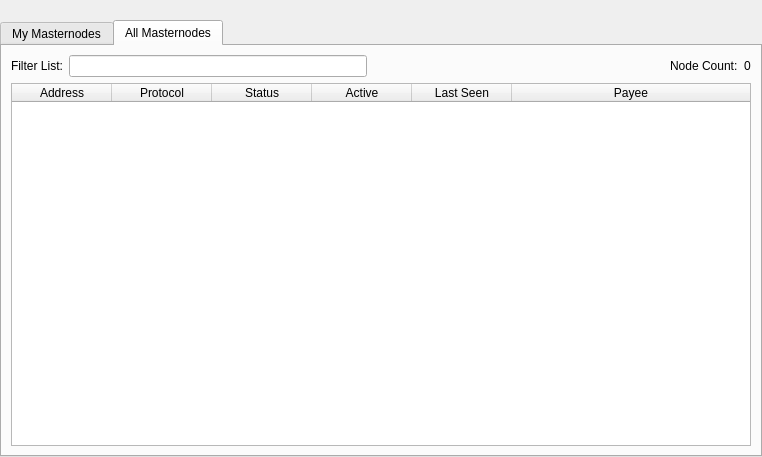
Above: src/qt/forms/masternodelist.ui from THETCR/core before the change. Below: the same form after it.
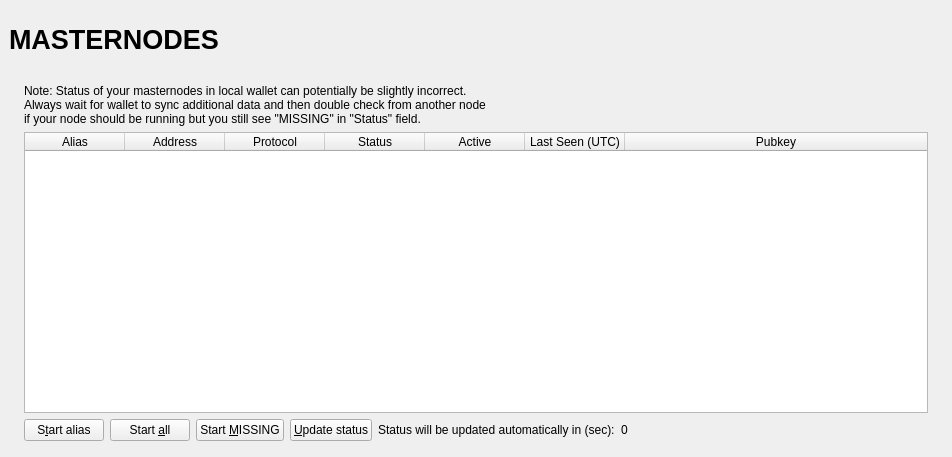
That is the form after the change. The open tabs and pages were chosen to show the change.

Patch:
```diff
--- a/src/qt/forms/masternodelist.ui
+++ b/src/qt/forms/masternodelist.ui
@@ -6,17 +6,37 @@
    <rect>
     <x>0</x>
     <y>0</y>
-    <width>762</width>
+    <width>723</width>
     <height>457</height>
    </rect>
   </property>
   <property name="windowTitle">
    <string>Form</string>
   </property>
-  <layout class="QVBoxLayout" name="topLayout">
+  <layout class="QVBoxLayout" name="topLayout" stretch="0">
    <property name="leftMargin">
+    <number>9</number>
+   </property>
+   <property name="topMargin">
+    <number>9</number>
+   </property>
+   <property name="rightMargin">
+    <number>9</number>
+   </property>
+   <property name="bottomMargin">
+    <number>9</number>
+   </property>
+   <item>
+    <layout class="QVBoxLayout" name="verticalLayout_Master" stretch="0,1">
+     <property name="spacing">
     <number>0</number>
    </property>
+     <item>
+      <widget class="QFrame" name="frame_Header">
+       <layout class="QVBoxLayout" name="verticalLayout_4">
+        <property name="leftMargin">
+         <number>0</number>
+        </property>
    <property name="topMargin">
     <number>0</number>
    </property>
@@ -27,37 +47,121 @@
     <number>0</number>
    </property>
    <item>
+         <layout class="QHBoxLayout" name="horizontalLayout_Header" stretch="1,0,1">
+          <item>
+           <widget class="QLabel" name="labelOverviewHeaderLeft">
+            <property name="minimumSize">
+             <size>
+              <width>464</width>
+              <height>60</height>
+             </size>
+            </property>
+            <property name="maximumSize">
+             <size>
+              <width>16777215</width>
+              <height>60</height>
+             </size>
+            </property>
+            <property name="font">
+             <font>
+              <pointsize>20</pointsize>
+              <weight>75</weight>
+              <bold>true</bold>
+             </font>
+            </property>
+            <property name="text">
+             <string>MASTERNODES</string>
+            </property>
+           </widget>
+          </item>
+          <item>
+           <spacer name="horizontalSpacer">
+            <property name="orientation">
+             <enum>Qt::Horizontal</enum>
+            </property>
+            <property name="sizeHint" stdset="0">
+             <size>
+              <width>40</width>
+              <height>20</height>
+             </size>
+            </property>
+           </spacer>
+          </item>
+          <item>
+           <widget class="QLabel" name="labelOverviewHeaderRight">
+            <property name="minimumSize">
+             <size>
+              <width>464</width>
+              <height>60</height>
+             </size>
+            </property>
+            <property name="maximumSize">
+             <size>
+              <width>16777215</width>
+              <height>60</height>
+             </size>
+            </property>
+            <property name="font">
+             <font>
+              <pointsize>14</pointsize>
+             </font>
+            </property>
+            <property name="text">
+             <string/>
+            </property>
+            <property name="alignment">
+             <set>Qt::AlignRight|Qt::AlignTrailing|Qt::AlignVCenter</set>
+            </property>
+           </widget>
+          </item>
+         </layout>
+        </item>
+       </layout>
+      </widget>
+     </item>
+     <item>
+      <widget class="QFrame" name="frame_BG">
+       <layout class="QVBoxLayout" name="verticalLayout_3">
+        <property name="leftMargin">
+         <number>6</number>
+        </property>
+        <property name="topMargin">
+         <number>6</number>
+        </property>
+        <property name="rightMargin">
+         <number>6</number>
+        </property>
+        <property name="bottomMargin">
+         <number>6</number>
+        </property>
+        <item>
+         <widget class="QFrame" name="frame_Content">
     <layout class="QVBoxLayout" name="verticalLayout">
+           <property name="spacing">
+            <number>0</number>
+           </property>
+           <property name="leftMargin">
+            <number>0</number>
+           </property>
+           <property name="topMargin">
+            <number>0</number>
+           </property>
+           <property name="rightMargin">
+            <number>0</number>
+           </property>
      <property name="bottomMargin">
       <number>0</number>
      </property>
      <item>
-      <spacer name="horizontalSpacer0">
-       <property name="orientation">
-        <enum>Qt::Horizontal</enum>
-       </property>
-       <property name="sizeHint" stdset="0">
-        <size>
-         <width>40</width>
-         <height>20</height>
-        </size>
-       </property>
-      </spacer>
-     </item>
-     <item>
-      <widget class="QTabWidget" name="tabWidget">
-       <property name="currentIndex">
-        <number>0</number>
-       </property>
-       <widget class="QWidget" name="tabMyMasternodes">
-        <attribute name="title">
-         <string>My Masternodes</string>
-        </attribute>
         <layout class="QGridLayout" name="gridLayout_2">
+             <property name="spacing">
+              <number>2</number>
+             </property>
          <item row="0" column="0">
+              <widget class="QFrame" name="frameList">
           <layout class="QVBoxLayout" name="verticalLayout_2">
            <property name="bottomMargin">
-            <number>0</number>
+                 <number>1</number>
            </property>
            <item>
             <layout class="QHBoxLayout" name="horizontalLayout_note">
@@ -67,7 +171,7 @@
              <item>
               <widget class="QLabel" name="updateNote">
                <property name="text">
-                <string>Note: Status of your masternodes in local wallet can potentially be slightly incorrect.&lt;br /&gt;Always wait for wallet to sync additional data and then double check from another node&lt;br /&gt;if your masternode should be running but you still do not see &quot;ENABLED&quot; in &quot;Status&quot; field.</string>
+                     <string>Note: Status of your masternodes in local wallet can potentially be slightly incorrect.&lt;br /&gt;Always wait for wallet to sync additional data and then double check from another node&lt;br /&gt;if your node should be running but you still see &quot;MISSING&quot; in &quot;Status&quot; field.</string>
                </property>
               </widget>
              </item>
@@ -81,6 +185,43 @@
                <height>0</height>
               </size>
              </property>
+                  <property name="palette">
+                   <palette>
+                    <active>
+                     <colorrole role="Text">
+                      <brush brushstyle="SolidPattern">
+                       <color alpha="255">
+                        <red>51</red>
+                        <green>51</green>
+                        <blue>51</blue>
+                       </color>
+                      </brush>
+                     </colorrole>
+                    </active>
+                    <inactive>
+                     <colorrole role="Text">
+                      <brush brushstyle="SolidPattern">
+                       <color alpha="255">
+                        <red>51</red>
+                        <green>51</green>
+                        <blue>51</blue>
+                       </color>
+                      </brush>
+                     </colorrole>
+                    </inactive>
+                    <disabled>
+                     <colorrole role="Text">
+                      <brush brushstyle="SolidPattern">
+                       <color alpha="255">
+                        <red>85</red>
+                        <green>85</green>
+                        <blue>85</blue>
+                       </color>
+                      </brush>
+                     </colorrole>
+                    </disabled>
+                   </palette>
+                  </property>
              <property name="editTriggers">
               <set>QAbstractItemView::NoEditTriggers</set>
              </property>
@@ -126,12 +267,12 @@
              </column>
              <column>
               <property name="text">
-               <string>Last Seen</string>
+                    <string>Last Seen (UTC)</string>
               </property>
              </column>
              <column>
               <property name="text">
-               <string>Payee</string>
+                    <string>Pubkey</string>
               </property>
              </column>
             </widget>
@@ -169,16 +310,6 @@
                </property>
               </widget>
              </item>
-             <item>
-              <widget class="QPushButton" name="QRButton">
-               <property name="toolTip">
-                <string>Show additional Masternode information</string>
-               </property>
-               <property name="text">
-                <string>Show &amp;Info...</string>
-               </property>
-              </widget>
-             </item>
              <item>
               <widget class="QLabel" name="autoupdate_label">
                <property name="text">
@@ -209,116 +340,14 @@
             </layout>
            </item>
           </layout>
-         </item>
-        </layout>
-       </widget>
-       <widget class="QWidget" name="tabAllMasternodes">
-        <attribute name="title">
-         <string>All Masternodes</string>
-        </attribute>
-        <layout class="QGridLayout" name="gridLayout">
-         <item row="1" column="0">
-          <widget class="QTableWidget" name="tableWidgetMasternodes">
-           <property name="editTriggers">
-            <set>QAbstractItemView::NoEditTriggers</set>
-           </property>
-           <property name="alternatingRowColors">
-            <bool>true</bool>
-           </property>
-           <property name="selectionBehavior">
-            <enum>QAbstractItemView::SelectRows</enum>
-           </property>
-           <property name="selectionMode">
-            <enum>QAbstractItemView::NoSelection</enum>
-           </property>
-           <property name="sortingEnabled">
-            <bool>true</bool>
-           </property>
-           <attribute name="horizontalHeaderStretchLastSection">
-            <bool>true</bool>
-           </attribute>
-           <column>
-            <property name="text">
-             <string>Address</string>
-            </property>
-           </column>
-           <column>
-            <property name="text">
-             <string>Protocol</string>
-            </property>
-           </column>
-           <column>
-            <property name="text">
-             <string>Status</string>
-            </property>
-           </column>
-           <column>
-            <property name="text">
-             <string>Active</string>
-            </property>
-           </column>
-           <column>
-            <property name="text">
-             <string>Last Seen</string>
-            </property>
-           </column>
-           <column>
-            <property name="text">
-             <string>Payee</string>
-            </property>
-           </column>
-          </widget>
-         </item>
-         <item row="0" column="0">
-          <layout class="QHBoxLayout" name="horizontalLayout_3">
-           <property name="bottomMargin">
-            <number>0</number>
-           </property>
-           <item>
-            <widget class="QLabel" name="label_filter">
-             <property name="text">
-              <string>Filter List:</string>
-             </property>
-            </widget>
-           </item>
-           <item>
-            <widget class="QLineEdit" name="filterLineEdit">
-             <property name="toolTip">
-              <string>Filter masternode list</string>
-             </property>
-            </widget>
-           </item>
-           <item>
-            <spacer name="horizontalSpacer_3">
-             <property name="orientation">
-              <enum>Qt::Horizontal</enum>
-             </property>
-             <property name="sizeHint" stdset="0">
-              <size>
-               <width>10</width>
-               <height>20</height>
-              </size>
-             </property>
-            </spacer>
-           </item>
-           <item>
-            <widget class="QLabel" name="label_count">
-             <property name="text">
-              <string>Node Count:</string>
-             </property>
-            </widget>
-           </item>
-           <item>
-            <widget class="QLabel" name="countLabel">
-             <property name="text">
-              <string>0</string>
-             </property>
-            </widget>
-           </item>
+              </widget>
+             </item>
           </layout>
          </item>
         </layout>
        </widget>
+        </item>
+       </layout>
       </widget>
      </item>
     </layout>
```
Lines whose indentation alone changed are shown as unchanged.
